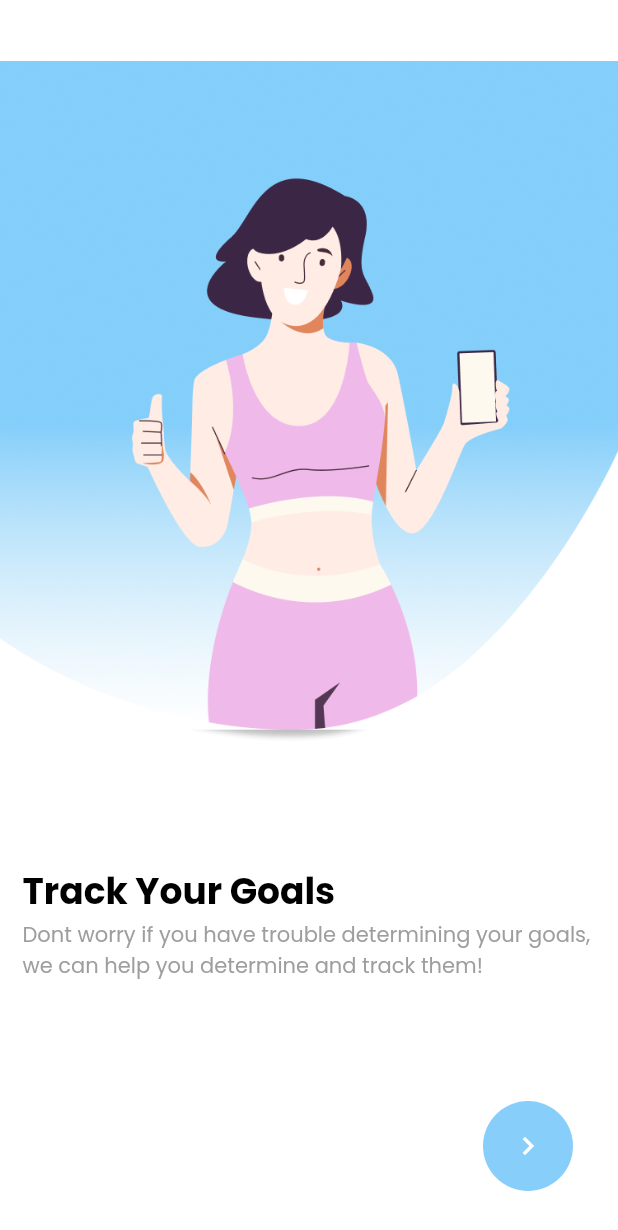
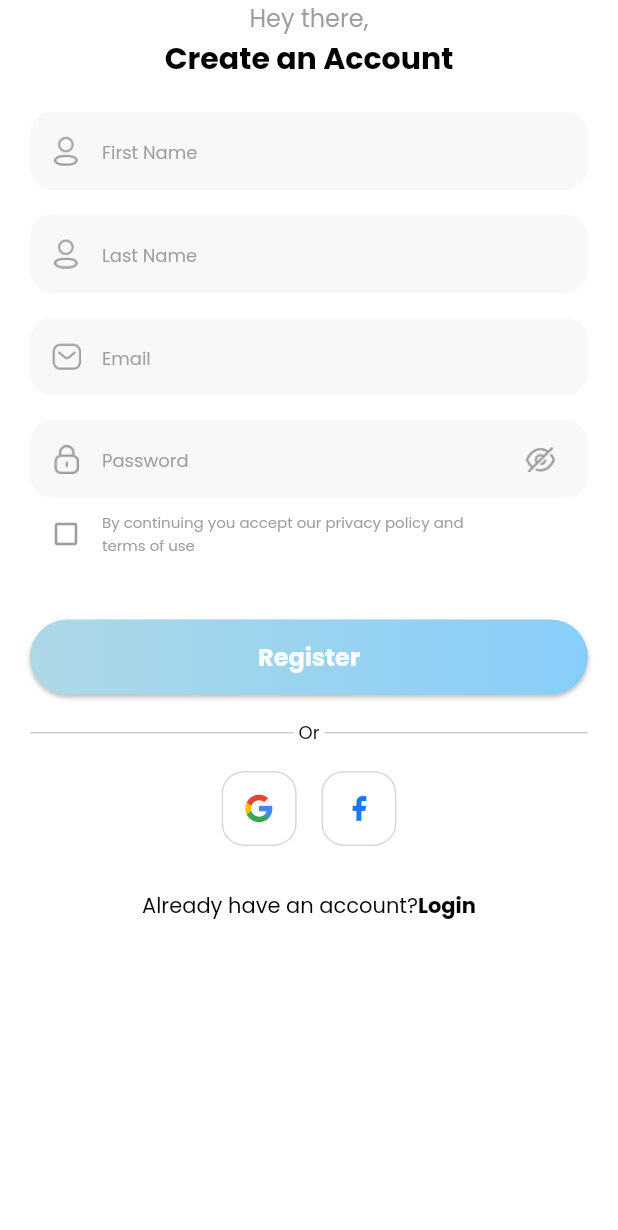
Before and after one commit to hareem7bilal/FITR, a Flutter app: the screen it shows after launch, on a phone screen of 412 x 824 dp. Shown: the top 1230 px of the screen. Run offline on Flutter 3.47's test engine with Material 2 defaults, Android fonts, the light colour scheme and no system bars; our stand-ins replace camera, image_picker; missing offline and left inert: google_mlkit_commons.

Commit message:
signup view

```diff
--- a/app/lib/main.dart
+++ b/app/lib/main.dart
@@ -1,22 +1,35 @@
 import 'package:flutter/material.dart';
 import 'package:flutter_application_1/utils/color_extension.dart';
-import 'package:flutter_application_1/views/onboarding/onboarding_view.dart';
+import 'package:flutter/services.dart';
+import 'package:flutter_application_1/views/login/signup_view.dart';
 
-void main() => runApp(const MyApp());
+void main() async {
+ WidgetsFlutterBinding.ensureInitialized();
+ SystemChrome.setPreferredOrientations([
+   DeviceOrientation.portraitUp,
+   DeviceOrientation.portraitDown,
+ ]);
+ //await Firebase.initializeApp();
+ runApp(const MyApp());
+}
 
 class MyApp extends StatelessWidget {
   const MyApp({super.key});
 
+
+
   @override
   Widget build(BuildContext context) {
+
     return MaterialApp(
       title: 'Flutter Fitness Tracker',
       debugShowCheckedModeBanner: false,
       theme: ThemeData(
         primaryColor: TColor.primaryColor1,
-        fontFamily: "Poppins"
+        fontFamily: "Poppins",
+        scaffoldBackgroundColor: Colors.white,
       ),
-      home: const OnBoardingView(),
+      home: const SignupView(),
     );
   }
 }
--- a/app/lib/utils/color_extension.dart
+++ b/app/lib/utils/color_extension.dart
@@ -7,11 +7,12 @@ class TColor {
   static Color get secondaryColor2 => const Color(0xffB0C4DE);
   static Color get secondaryColor3 => const Color(0xffF5F5F5);
 
-  static List<Color> get primaryG => [primaryColor1, primaryColor2];
-  static List<Color> get secondaryG => [secondaryColor1, secondaryColor2, secondaryColor3];
-
+  static List<Color> get primaryG => [primaryColor2, primaryColor1];
+  static List<Color> get secondaryG =>
+      [secondaryColor1, secondaryColor2, secondaryColor3];
 
   static Color get black => Colors.black;
   static Color get grey => Colors.grey;
   static Color get white => Colors.white;
+  static Color get lightGrey => const Color(0xffF7F8F8);
 }
--- /dev/null
+++ b/app/lib/views/login/signup_view.dart
@@ -0,0 +1,174 @@
+import 'package:flutter/material.dart';
+import 'package:flutter_application_1/utils/color_extension.dart';
+import 'package:flutter_application_1/widgets/round_button.dart';
+import 'package:flutter_application_1/widgets/round_textfield.dart';
+
+class SignupView extends StatefulWidget {
+  const SignupView({super.key});
+
+  @override
+  State<SignupView> createState() => _SignupView();
+}
+
+class _SignupView extends State<SignupView> {
+  bool isCheck = false;
+  @override
+  Widget build(BuildContext context) {
+    var media = MediaQuery.of(context).size;
+    return Scaffold(
+        backgroundColor: TColor.white,
+        body: SingleChildScrollView(
+          child: SafeArea(
+            child: Padding(
+              padding: const EdgeInsets.symmetric(horizontal: 20),
+              child: Column(
+                crossAxisAlignment: CrossAxisAlignment.center,
+                children: [
+                  Text("Hey there,",
+                      style: TextStyle(color: TColor.grey, fontSize: 16)),
+                  Text("Create an Account",
+                      style: TextStyle(
+                          color: TColor.black,
+                          fontSize: 20,
+                          fontWeight: FontWeight.w700)),
+                  SizedBox(height: media.width * 0.05),
+                  const RoundTextField(
+                    hintText: "First Name",
+                    icon: "assets/images/icons/profile.png",
+                  ),
+                  SizedBox(height: media.width * 0.04),
+                  const RoundTextField(
+                    hintText: "Last Name",
+                    icon: "assets/images/icons/profile.png",
+                  ),
+                  SizedBox(height: media.width * 0.04),
+                  const RoundTextField(
+                      hintText: "Email",
+                      icon: "assets/images/icons/message.png",
+                      keyboardType: TextInputType.emailAddress),
+                  SizedBox(height: media.width * 0.04),
+                  RoundTextField(
+                      hintText: "Password",
+                      icon: "assets/images/icons/lock.png",
+                      obscureText: true,
+                      rightIcon: TextButton(
+                        onPressed: () {},
+                        child: Container(
+                            width: 20,
+                            height: 20,
+                            alignment: Alignment.center,
+                            child: Image.asset(
+                              "assets/images/icons/hide.png",
+                              width: 20,
+                              height: 20,
+                              fit: BoxFit.contain,
+                              color: TColor.grey,
+                            )),
+                      )),
+                  Row(
+                    //crossAxisAlignment: CrossAxisAlignment.start,
+                    children: [
+                      IconButton(
+                          onPressed: () {
+                            setState(() {
+                              isCheck = !isCheck;
+                            });
+                          },
+                          icon: Icon(
+                              isCheck
+                                  ? Icons.check_box_outlined
+                                  : Icons.check_box_outline_blank_outlined,
+                              color: TColor.grey,
+                              size: 20)),
+                      Expanded(
+                        child: Text(
+                            "By continuing you accept our privacy policy and\nterms of use",
+                            style: TextStyle(color: TColor.grey, fontSize: 10)),
+                      ),
+                    ],
+                  ),
+                  SizedBox(height: media.width * 0.08),
+                  RoundButton(title: "Register", onPressed: () {}),
+                  SizedBox(height: media.width * 0.04),
+                  Row(
+                    children: [
+                      Expanded(
+                          child: Container(
+                              width: double.maxFinite,
+                              height: 1,
+                              color: TColor.grey.withOpacity(0.5))),
+                      Text(" Or ",
+                          style: TextStyle(color: TColor.black, fontSize: 12)),
+                      Expanded(
+                          child: Container(
+                              width: double.maxFinite,
+                              height: 1,
+                              color: TColor.grey.withOpacity(0.5))),
+                    ],
+                  ),
+                  SizedBox(height: media.width * 0.04),
+                  Row(
+                    mainAxisAlignment: MainAxisAlignment.center,
+                    children: [
+                      GestureDetector(
+                          onTap: () {},
+                          child: Container(
+                            width: 50,
+                            height: 50,
+                            alignment: Alignment.center,
+                            decoration: BoxDecoration(
+                                color: TColor.white,
+                                border: Border.all(
+                                  width: 1,
+                                  color: TColor.grey.withOpacity(0.4),
+                                ),
+                                borderRadius: BorderRadius.circular(15)),
+                                child: Image.asset("assets/images/icons/google.png", width: 20, height:20),
+
+                          )
+                          ),
+
+                          SizedBox(width: media.width * 0.04),
+
+                          GestureDetector(
+                          onTap: () {},
+                          child: Container(
+                            width: 50,
+                            height: 50,
+                            alignment: Alignment.center,
+                            decoration: BoxDecoration(
+                                color: TColor.white,
+                                border: Border.all(
+                                  width: 1,
+                                  color: TColor.grey.withOpacity(0.4),
+                                ),
+                                borderRadius: BorderRadius.circular(15)),
+                                child: Image.asset("assets/images/icons/facebook.png", width: 20, height:20),
+
+                          )
+                          )
+                    ],
+                  ),
+                  SizedBox(height: media.width * 0.04),
+                  TextButton(
+                      onPressed: () {},
+                      child: Row(
+                        mainAxisSize: MainAxisSize.min,
+                        children: [
+                          Text("Already have an account?",
+                              style:
+                                  TextStyle(color: TColor.black, fontSize: 14)),
+                          Text("Login",
+                              style: TextStyle(
+                                  color: TColor.black,
+                                  fontSize: 14,
+                                  fontWeight: FontWeight.w700)),
+                        ],
+                      )),
+                ],
+              ),
+            ),
+          ),
+        ));
+  }
+}
--- a/app/lib/views/onboarding/onboarding_view.dart
+++ b/app/lib/views/onboarding/onboarding_view.dart
@@ -1,4 +1,5 @@
 import 'package:flutter/material.dart';
+import 'package:flutter_application_1/views/login/signup_view.dart';
 import 'package:flutter_application_1/widgets/onboarding_page.dart';
 import '../../utils/color_extension.dart';
 
@@ -15,7 +16,6 @@ class OnBoardingViewState extends State<OnBoardingView> {
 
   @override
   void initState() {
-    // TODO: implement initState
     super.initState();
     controller.addListener(() {
       selectPage = controller.page?.round() ?? 0;
@@ -28,25 +28,25 @@ class OnBoardingViewState extends State<OnBoardingView> {
       "title": "Track Your Goals",
       "subtitle":
           "Dont worry if you have trouble determining your goals, we can help you determine and track them!",
-      "image": "assets/images/onboarding_1.png"
+      "image": "assets/images/onboarding/onboarding_1.png"
     },
     {
       "title": "Get Burn",
       "subtitle":
           "Let’s keep burning, to achive yours goals, it hurts only temporarily, if you give up now you will be in pain forever",
-      "image": "assets/images/onboarding_2.png"
+      "image": "assets/images/onboarding/onboarding_2.png"
     },
     {
       "title": "Eat Well",
       "subtitle":
           "Let's start a healthy lifestyle with us, we can determine your diet every day. healthy eating is fun",
-      "image": "assets/images/onboarding_3.png"
+      "image": "assets/images/onboarding/onboarding_3.png"
     },
     {
       "title": "Improve Sleep Quality",
       "subtitle":
           "Improve the quality of your sleep with us, good quality sleep can bring a good mood in the morning",
-      "image": "assets/images/onboarding_4.png"
+      "image": "assets/images/onboarding/onboarding_4.png"
     }
   ];
 
@@ -73,7 +73,7 @@ class OnBoardingViewState extends State<OnBoardingView> {
                   height: 70,
                   child: CircularProgressIndicator(
                     color: TColor.primaryColor1,
-                    value: selectPage / 4,
+                    value: (selectPage + 1) / 4,
                     strokeWidth: 2,
                   ),
                 ),
@@ -89,11 +89,18 @@ class OnBoardingViewState extends State<OnBoardingView> {
                       onPressed: () {
                         if (selectPage < 3) {
                           selectPage = selectPage + 1;
-                          controller.jumpToPage(selectPage);
+                          controller.animateToPage(selectPage,
+                              duration: const Duration(milliseconds: 600),
+                              curve: Curves.bounceInOut);
+                          //controller.jumpToPage(selectPage);
                           setState(() {});
                         } else {
                           //open welcome screen
                           print("Open Welcome Screen");
+                          Navigator.push(
+                              context,
+                              MaterialPageRoute(
+                                  builder: (context) => const SignupView()));
                         }
                       },
                     )),
--- /dev/null
+++ b/app/lib/widgets/round_button.dart
@@ -0,0 +1,61 @@
+import 'package:flutter/material.dart';
+import '../utils/color_extension.dart';
+
+enum RoundButtonType { bgGradient, textGradient }
+
+class RoundButton extends StatelessWidget {
+  final String title;
+  final VoidCallback onPressed;
+  final RoundButtonType type;
+
+  const RoundButton(
+      {super.key,
+      this.type = RoundButtonType.bgGradient,
+      required this.title,
+      required this.onPressed});
+
+  @override
+  Widget build(BuildContext context) {
+    return Container(
+      decoration: BoxDecoration(
+        gradient: LinearGradient(
+                    colors: TColor.primaryG,
+                    begin: Alignment.centerLeft,
+                    end: Alignment.centerRight),
+                    borderRadius: BorderRadius.circular(25),
+                    boxShadow: type == RoundButtonType.bgGradient ?
+                    const [BoxShadow(color: Colors.black26, blurRadius: 2, offset: Offset(0, 2))]
+                    :null,
+      ),
+      child: MaterialButton(
+        onPressed: onPressed,
+        shape: RoundedRectangleBorder(borderRadius: BorderRadius.circular(25)),
+        height: 50,
+        color: type == RoundButtonType.bgGradient? Colors.transparent: TColor.white,
+        elevation: type == RoundButtonType.bgGradient? 0: 1,
+        minWidth: double.maxFinite,
+        child: type == RoundButtonType.bgGradient ? Text(title,
+              style: TextStyle(
+                color: TColor.white,
+                fontSize: 16,
+                fontWeight: FontWeight.w700,
+              )) : ShaderMask(
+          blendMode: BlendMode.srcIn,
+          shaderCallback: (bounds) {
+            return LinearGradient(
+                    colors: TColor.primaryG,
+                    begin: Alignment.centerLeft,
+                    end: Alignment.centerRight)
+                .createShader(Rect.fromLTRB(0, 0, bounds.width, bounds.height));
+          },
+        child: Text(title,
+              style: TextStyle(
+                color: TColor.white,
+                fontSize: 16,
+                fontWeight: FontWeight.w700,
+              ))
+        ),
+      ),
+    );
+  }
+}
--- /dev/null
+++ b/app/lib/widgets/round_textfield.dart
@@ -0,0 +1,55 @@
+import 'package:flutter/material.dart';
+import '../utils/color_extension.dart';
+
+class RoundTextField extends StatelessWidget {
+  final TextEditingController? controller;
+  final TextInputType? keyboardType;
+  final String hintText;
+  final String icon;
+  final EdgeInsets? margin;
+  final bool obscureText;
+  final Widget? rightIcon;
+
+  const RoundTextField(
+      {super.key,
+      required this.hintText,
+      this.controller,
+      required this.icon,
+      this.margin,
+      this.keyboardType,
+      this.obscureText = false,
+      this.rightIcon});
+
+  @override
+  Widget build(BuildContext context) {
+    return Container(
+        margin: margin,
+        decoration: BoxDecoration(
+            color: TColor.lightGrey, borderRadius: BorderRadius.circular(15)),
+        child: TextField(
+          controller: controller,
+          keyboardType: keyboardType,
+          obscureText: obscureText,
+          decoration: InputDecoration(
+            contentPadding:
+                const EdgeInsets.symmetric(vertical: 15, horizontal: 15),
+            enabledBorder: InputBorder.none,
+            focusedBorder: InputBorder.none,
+            hintText: hintText,
+            suffixIcon: rightIcon,
+            prefixIcon: Container(
+                width: 20,
+                height: 20,
+                alignment: Alignment.center,
+                child: Image.asset(
+                  icon,
+                  width: 20,
+                  height: 20,
+                  fit: BoxFit.contain,
+                  color: TColor.grey,
+                )),
+            hintStyle: TextStyle(color: TColor.grey, fontSize: 12),
+          ),
+        ));
+  }
+}
--- a/google_mlkit_pose_detection/lib/src/pose_detector.dart
+++ b/google_mlkit_pose_detection/lib/src/pose_detector.dart
@@ -35,7 +35,7 @@ class PoseDetector {
   }
 
   Map<String, int> calculateAllBodyAngles(Pose pose) {
-    Map<String, int> angles = {};
+    final Map<String, int> angles = {};
     final Map<String, List<PoseLandmarkType>> angleDefinitions = {
       'Right Elbow': [
         PoseLandmarkType.rightShoulder,
@@ -129,7 +129,7 @@ class PoseDetector {
 
     for (final entry in angleDefinitions.entries) {
       final String angleName = entry.key;
-      List<PoseLandmarkType> landmarks = entry.value;
+      final List<PoseLandmarkType> landmarks = entry.value;
       if (landmarks.every((type) => pose.landmarks.containsKey(type))) {
         final PoseLandmark a = pose.landmarks[landmarks[0]]!;
         final PoseLandmark b = pose.landmarks[landmarks[1]]!;
```
Also changed, not shown: app/google-services.json (added, +29 -0 lines), app/lib/views/onboarding/starting_view.dart (added, +72 -0 lines), app/pubspec.yaml (+6 -1 lines), app/assets/images/icons/facebook.png (added), app/assets/images/icons/google.png (added), app/assets/images/icons/hide.png (added), app/assets/images/icons/lock.png (added), app/assets/images/icons/message.png (added), app/assets/images/icons/profile.png (added), app/assets/images/onboarding/onboarding_1.png (renamed from app/assets/images/onboarding_1.png), app/assets/images/onboarding/onboarding_2.png (renamed from app/assets/images/onboarding_2.png), app/assets/images/onboarding/onboarding_3.png (renamed from app/assets/images/onboarding_3.png), app/assets/images/onboarding/onboarding_4.png (renamed from app/assets/images/onboarding_4.png), app/pubspec.lock, 4 other files.
